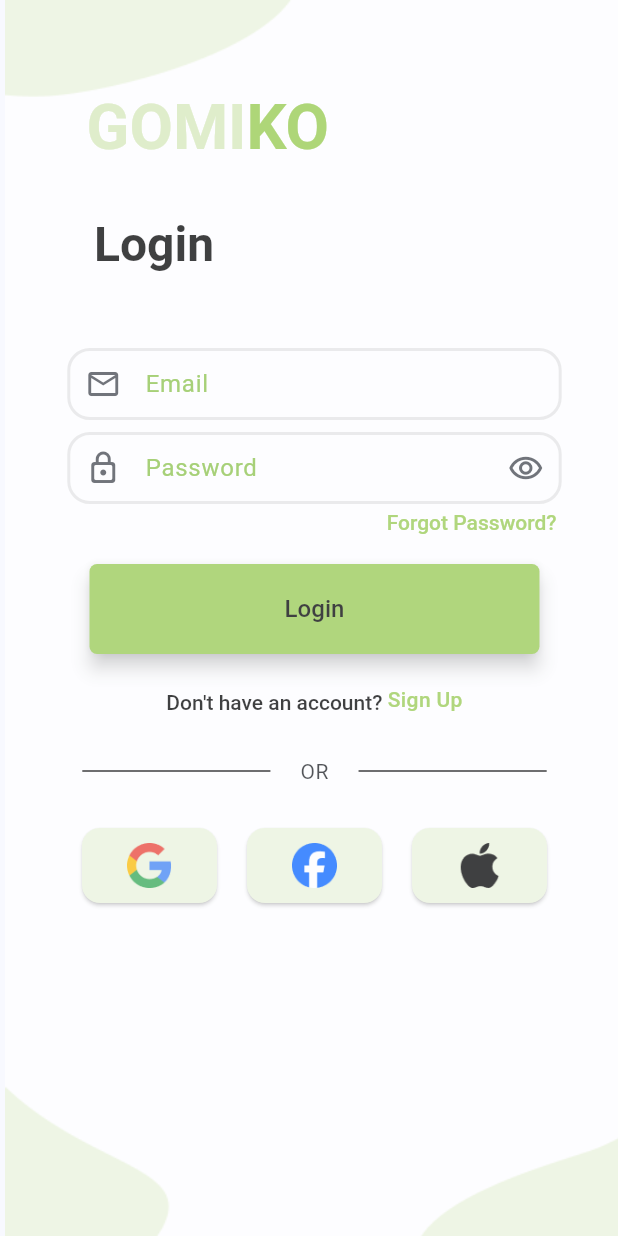
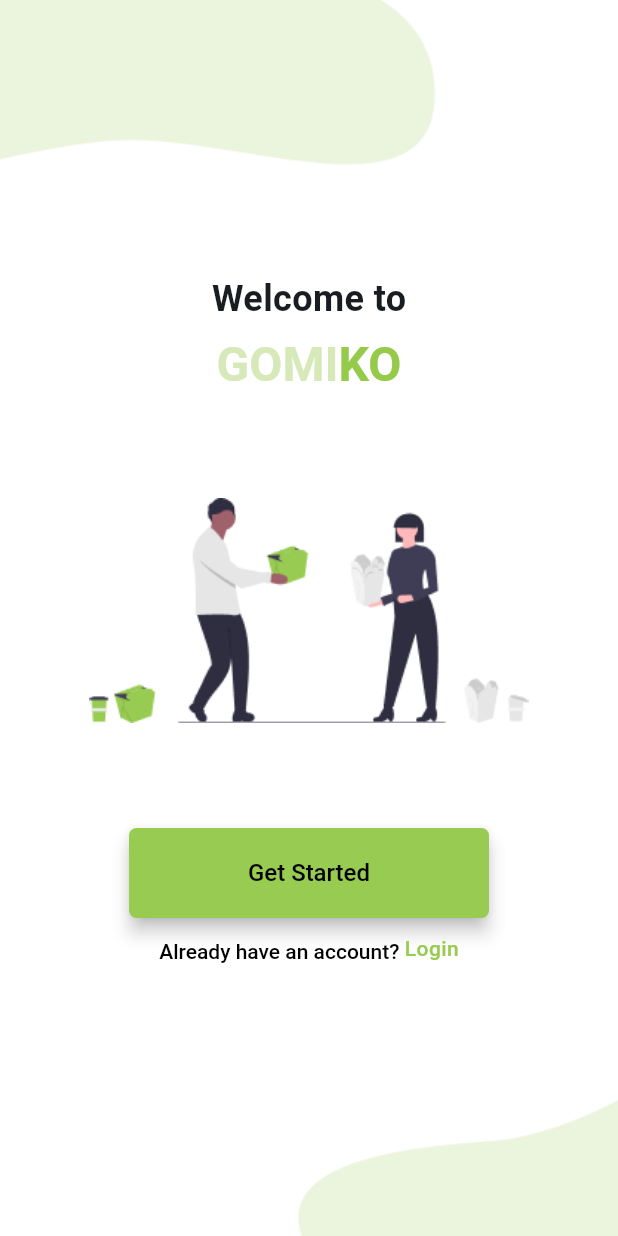
Before and after one commit to GomikoApp/Gomiko, a Flutter app: the screen it shows after launch, on a phone screen of 412 x 824 dp. Run offline on Flutter 3.47's test engine with Material 3 defaults, Android fonts, the phone set to English and light mode, and no system bars; our stand-ins replace firebase_auth, firebase_core, flutter_dotenv, go_router, google_sign_in; missing offline and left inert: flutter_facebook_auth; accounts and stored records are empty.

Commit message:
implemented landing page, fixed router path to include landing page, and resolve firebase init issues

```diff
--- a/lib/main.dart
+++ b/lib/main.dart
@@ -10,6 +10,7 @@ import 'utils/app_state.dart';
 import 'screens/login_screen.dart';
 import 'screens/forgot_password_screen.dart';
 import 'screens/signup_screen.dart';
+import 'screens/landing_screen.dart';
 
 // Widgets
 import 'widgets/home_scaffold.dart';
@@ -31,10 +32,18 @@ class MyApp extends StatefulWidget {
 }
 
 class MyAppState extends State<MyApp> {
+  late ApplicationState _appState;
+
+  @override
+  void initState() {
+    super.initState();
+    _appState = ApplicationState();
+  }
+
   @override
   Widget build(BuildContext context) {
-    return ChangeNotifierProvider(
-      create: (context) => ApplicationState(),
+    return ChangeNotifierProvider.value(
+      value: _appState,
       child: MaterialApp.router(
         title: 'Gomiko',
         debugShowCheckedModeBanner: false,
@@ -54,30 +63,27 @@ final _router = GoRouter(
     // This is where the default page goes
     GoRoute(
       path: '/',
+      builder: (context, state) => const LandingPage(),
+    ),
+    GoRoute(
+      path: '/home',
       builder: (context, state) => const HomeScaffold(),
-      routes: [
+    ),
     GoRoute(
-            path: 'login',
+        path: '/login',
         builder: (context, state) {
           return const LoginPage();
         }),
     GoRoute(
-            path: 'login',
-            builder: (context, state) {
-              return const LoginPage();
-            }),
-        GoRoute(
-            path: 'signup',
+        path: '/signup',
         builder: (context, state) {
           return const SignUpPage();
         }),
     GoRoute(
-            path: 'forgot-password',
+        path: '/forgot-password',
         builder: (context, state) {
           return const ForgotPasswordPage();
         })
   ],
-    ),
-  ],
 );
 // end of GoRouter configuration
--- /dev/null
+++ b/lib/screens/landing_screen.dart
@@ -0,0 +1,120 @@
+import 'package:flutter/foundation.dart';
+import 'package:flutter/material.dart';
+import 'package:go_router/go_router.dart';
+
+class LandingPage extends StatelessWidget {
+  const LandingPage({super.key});
+
+  @override
+  Widget build(BuildContext context) {
+    final ButtonStyle style = ElevatedButton.styleFrom(
+      textStyle: const TextStyle(fontSize: 16, fontWeight: FontWeight.w500),
+      foregroundColor: Colors.black,
+      backgroundColor: const Color(0xff98CB51),
+      minimumSize: const Size(240, 60),
+      shape: const RoundedRectangleBorder(
+        borderRadius: BorderRadius.all(Radius.circular(5)),
+      ),
+      shadowColor: Colors.black,
+      elevation: 5,
+    );
+
+    return Stack(
+      children: [
+        Container(
+          decoration: const BoxDecoration(
+            image: DecorationImage(
+              image: AssetImage('assets/backgrounds/Landing-Page.png'),
+              fit: BoxFit.fill,
+            ),
+          ),
+          child: Scaffold(
+            backgroundColor: Colors.transparent,
+            body: Center(
+              child: Column(
+                mainAxisAlignment: MainAxisAlignment.center,
+                children: [
+                  const Text(
+                    'Welcome to',
+                    style: TextStyle(
+                      fontSize: 24,
+                      fontWeight: FontWeight.bold,
+                    ),
+                  ),
+                  Padding(
+                    padding: const EdgeInsets.only(top: 8.0),
+                    child: RichText(
+                      text: const TextSpan(
+                        children: <TextSpan>[
+                          TextSpan(
+                            text: 'GOMI',
+                            style: TextStyle(
+                              color: Color(0xffD7E9B9),
+                              fontSize: 32,
+                              fontWeight: FontWeight.bold,
+                            ),
+                          ),
+                          TextSpan(
+                            text: 'KO',
+                            style: TextStyle(
+                              color: Color(0xff95CA4A),
+                              fontSize: 32,
+                              fontWeight: FontWeight.bold,
+                            ),
+                          ),
+                        ],
+                      ),
+                    ),
+                  ),
+                  const SizedBox(height: 70),
+                  const Image(
+                    image: AssetImage('assets/Landing_Page_Box.png'),
+                    width: 300,
+                    height: 150,
+                  ),
+                  const SizedBox(height: 70),
+                  ElevatedButton(
+                    onPressed: () {
+                      context.push('/signup');
+                    },
+                    style: style,
+                    child: const Text('Get Started'),
+                  ),
+                  const SizedBox(height: 10),
+                  RichText(
+                    text: TextSpan(
+                      text: "Already have an account? ",
+                      style: const TextStyle(
+                        color: Colors.black,
+                        fontSize: 14,
+                        fontWeight: FontWeight.w500,
+                      ),
+                      children: [
+                        WidgetSpan(
+                          child: InkWell(
+                            onTap: () {
+                              if (context.mounted) context.push('/login');
+                              if (kDebugMode) ("Login");
+                            },
+                            child: const Text(
+                              "Login",
+                              style: TextStyle(
+                                color: Color(0xFF98CB51),
+                                fontSize: 14,
+                                fontWeight: FontWeight.w500,
+                              ),
+                            ),
+                          ),
+                        )
+                      ],
+                    ),
+                  ),
+                ],
+              ),
+            ),
+          ),
+        ),
+      ],
+    );
+  }
+}
--- a/lib/screens/login_screen.dart
+++ b/lib/screens/login_screen.dart
@@ -50,7 +50,7 @@ class _LoginPageState extends State<LoginPage> {
     try {
       await AuthService().signInWithEmailAndPassword(
           _emailFormField.currentEmail, _passwordFormField.currentPassword);
-      if (context.mounted) context.push('/');
+      if (context.mounted) context.push('/home');
     } on FirebaseAuthException catch (e) {
       // The only error code that you can get is Invalid-Credentials because we have email enumeration protection turned on in firebase settings. To enable other error codes like user-not-found, you need to turn off email enumeration protection in firebase settings.
       setState(() {
@@ -62,7 +62,7 @@ class _LoginPageState extends State<LoginPage> {
   void signInWithGoogle() async {
     try {
       await AuthService().signInWithGoogle();
-      if (context.mounted) context.push('/');
+      if (context.mounted) context.push('/home');
     } on FirebaseAuthException catch (e) {
       setState(() {
         errorMessage = e.message;
@@ -73,7 +73,7 @@ class _LoginPageState extends State<LoginPage> {
   void signInWithFacebook() async {
     try {
       await AuthService().signInWithFacebook();
-      if (context.mounted) context.push('/');
+      if (context.mounted) context.push('/home');
     } on FirebaseAuthException catch (e) {
       setState(() {
         errorMessage = e.message;
--- a/lib/screens/signup_screen.dart
+++ b/lib/screens/signup_screen.dart
@@ -105,7 +105,7 @@ class _SignUpPageState extends State<SignUpPage> {
 
                     // User was created successfully
                     if (result != null) {
-                      if (context.mounted) context.push('/');
+                      if (context.mounted) context.push('/home');
                     }
                   }
                 },
@@ -138,7 +138,7 @@ class _SignUpPageState extends State<SignUpPage> {
               label: "Continue without an account",
               onTap: () async {
                 await signInAsAnonymousUser();
-                if (context.mounted) context.push('/');
+                if (context.mounted) context.push('/home');
               },
             )
           ],
--- a/pubspec.yaml
+++ b/pubspec.yaml
@@ -68,6 +68,7 @@ flutter:
   assets:
     - assets/backgrounds/
     - assets/logos/
+    - assets/
     - .env
   #   - images/a_dot_burr.jpeg
   #   - images/a_dot_ham.jpeg
```
Also changed, not shown: assets/Landing_Page_Box.png (added), assets/backgrounds/Landing-Page.png (added). Lines whose indentation alone changed are shown as unchanged.
